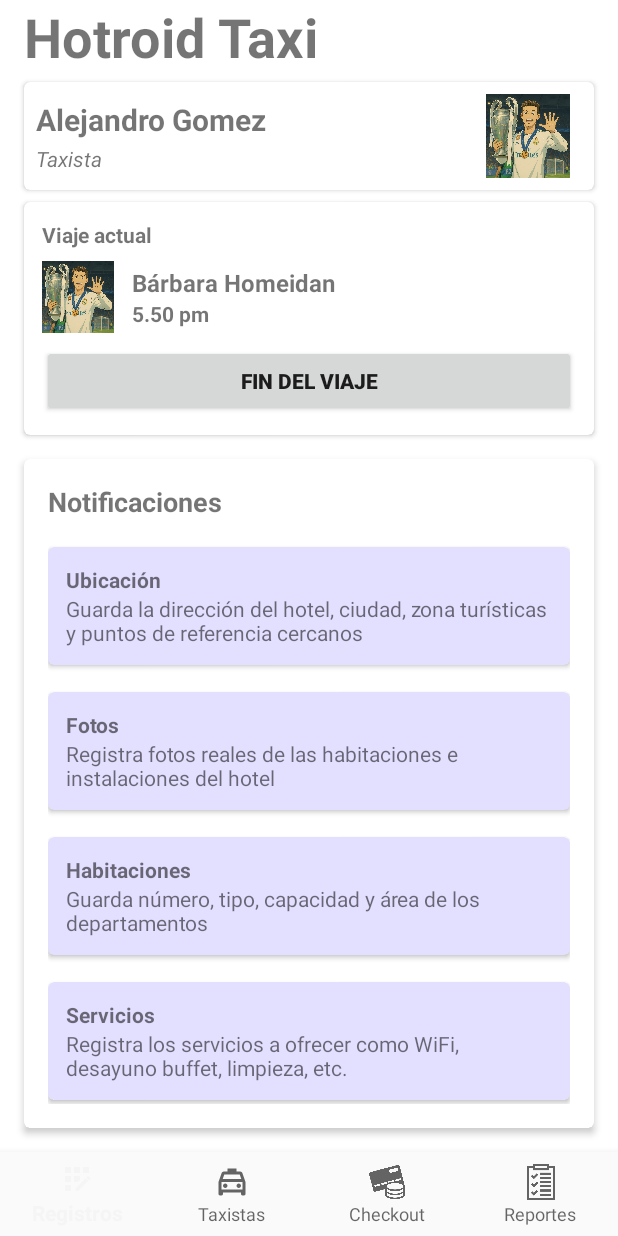
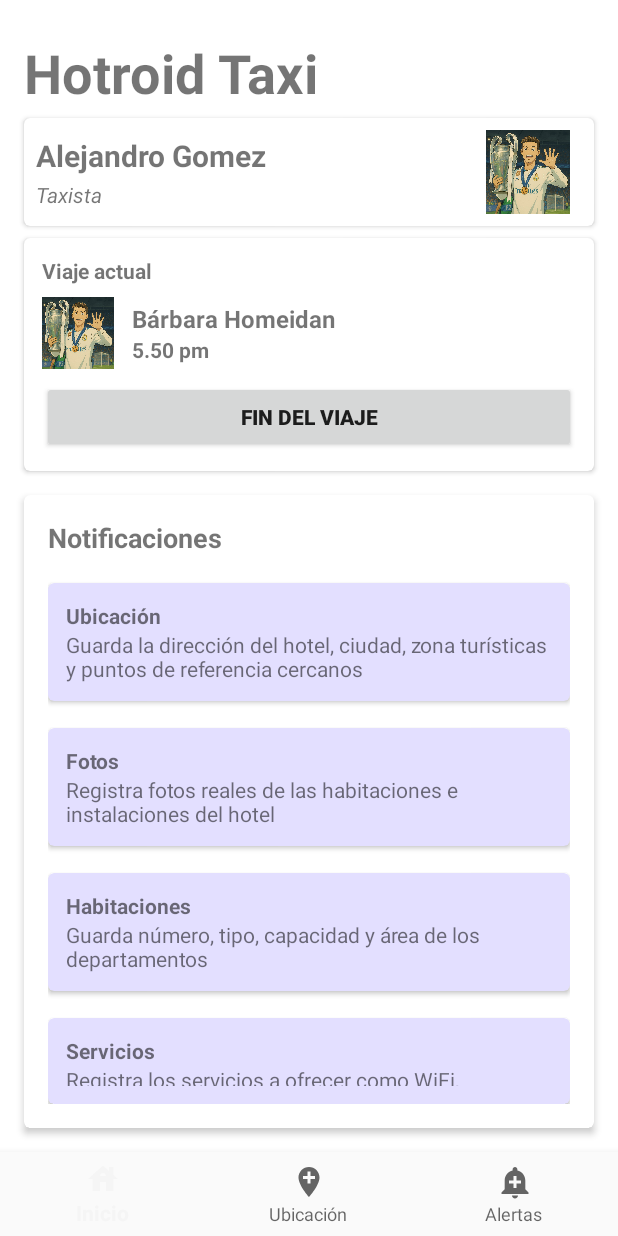
Before and after one commit to alegom05/HOTROID, an Android app: the TaxiActivity screen opened directly, with no data from a screen before it, on a phone screen of 412 x 824 dp. Run offline under Robolectric (Android 15) with nearby library versions, the phone set to English and light mode, and no system bars.

Commit message:
vista principal y vista de cuenta de taxi listos, falta terminar la barra inferior. Redireccion a la vista de cuenta.

```diff
--- a/Proyecto/app/src/main/AndroidManifest.xml
+++ b/Proyecto/app/src/main/AndroidManifest.xml
@@ -40,6 +40,8 @@
         <activity
             android:name=".TaxiActivity"
             android:theme="@style/Theme.Hotroid" />
+        <activity android:name=".TaxiCuenta" />
+
         <activity android:name=".SuperActivity" />
     </application>
 
--- a/Proyecto/app/src/main/java/com/example/hotroid/TaxiActivity.java
+++ b/Proyecto/app/src/main/java/com/example/hotroid/TaxiActivity.java
@@ -1,13 +1,29 @@
 package com.example.hotroid;
 
+import android.content.Intent;
 import android.os.Bundle;
+import android.widget.Button;
 
 import androidx.appcompat.app.AppCompatActivity;
+import androidx.cardview.widget.CardView;
+import androidx.constraintlayout.widget.ConstraintLayout;
 
 public class TaxiActivity extends AppCompatActivity {
     @Override
     protected void onCreate(Bundle savedInstanceState) {
         super.onCreate(savedInstanceState);
         setContentView(R.layout.taxi_main);
+
+
+        CardView cardTaxista = findViewById(R.id.cardTaxista);
+        cardTaxista.setOnClickListener(v -> {
+            Intent intent = new Intent(TaxiActivity.this, TaxiCuenta.class);
+            startActivity(intent);
+        });
+
+
+
+
+
     }
 }
--- a/Proyecto/app/src/main/res/layout/taxi_main.xml
+++ b/Proyecto/app/src/main/res/layout/taxi_main.xml
@@ -16,14 +16,14 @@
         android:text="Hotroid Taxi"
         android:textSize="36sp"
         android:textStyle="bold"
-        android:layout_marginTop="0dp"
+        android:layout_marginTop="24dp"
         android:layout_marginStart="16dp"
         app:layout_constraintTop_toTopOf="parent"
         app:layout_constraintStart_toStartOf="parent" />
 
-    <!-- Card con datos del administrador -->
+    <!-- Card con datos del usuario -->
     <androidx.cardview.widget.CardView
-        android:id="@+id/cardAdmin"
+        android:id="@+id/cardTaxista"
         android:layout_width="0dp"
         android:layout_height="wrap_content"
         app:cardCornerRadius="4dp"
@@ -31,6 +31,9 @@
         android:layout_marginStart="16dp"
         android:layout_marginEnd="16dp"
         android:layout_marginTop="6dp"
+        android:clickable="true"
+        android:focusable="true"
+        android:foreground="?attr/selectableItemBackground"
 
         app:layout_constraintTop_toBottomOf="@id/tvTitulo"
         app:layout_constraintStart_toStartOf="parent"
@@ -79,6 +82,7 @@
                 android:layout_marginEnd="8dp"/>
 
         </androidx.constraintlayout.widget.ConstraintLayout>
+
     </androidx.cardview.widget.CardView>
 
 
@@ -92,7 +96,7 @@
         android:layout_marginTop="8dp"
         app:cardCornerRadius="4dp"
         app:cardElevation="2dp"
-        app:layout_constraintTop_toBottomOf="@id/cardAdmin"
+        app:layout_constraintTop_toBottomOf="@id/cardTaxista"
         app:layout_constraintStart_toStartOf="parent"
         app:layout_constraintEnd_toEndOf="parent">
 
@@ -314,7 +318,7 @@
         android:layout_width="0dp"
         android:layout_height="wrap_content"
         android:background="?android:attr/windowBackground"
-        app:menu="@menu/menu_admin"
+        app:menu="@menu/bottom_taxista"
         app:labelVisibilityMode="labeled"
         app:layout_constraintBottom_toBottomOf="parent"
         app:layout_constraintStart_toStartOf="parent"
--- /dev/null
+++ b/Proyecto/app/src/main/res/menu/bottom_taxista.xml
@@ -0,0 +1,20 @@
+<?xml version="1.0" encoding="utf-8"?>
+<menu xmlns:app="http://schemas.android.com/apk/res-auto"
+    xmlns:android="http://schemas.android.com/apk/res/android">
+
+    <item
+        android:id="@+id/wifi"
+        android:icon="@drawable/baseline_house_24"
+        android:title="Inicio"
+        app:showAsAction="ifRoom" />
+    <item
+        android:id="@+id/location"
+        android:icon="@drawable/baseline_location"
+        android:title="Ubicación"
+        app:showAsAction="ifRoom" />
+    <item
+        android:id="@+id/notify"
+        android:icon="@drawable/baseline_alert"
+        android:title="Alertas"
+        app:showAsAction="ifRoom" />
+</menu>
```
Also changed, not shown: Proyecto/app/src/main/java/com/example/hotroid/TaxiCuenta.java (added, +23 -0 lines), Proyecto/app/src/main/res/layout/taxi_cuenta.xml (added, +231 -0 lines).
